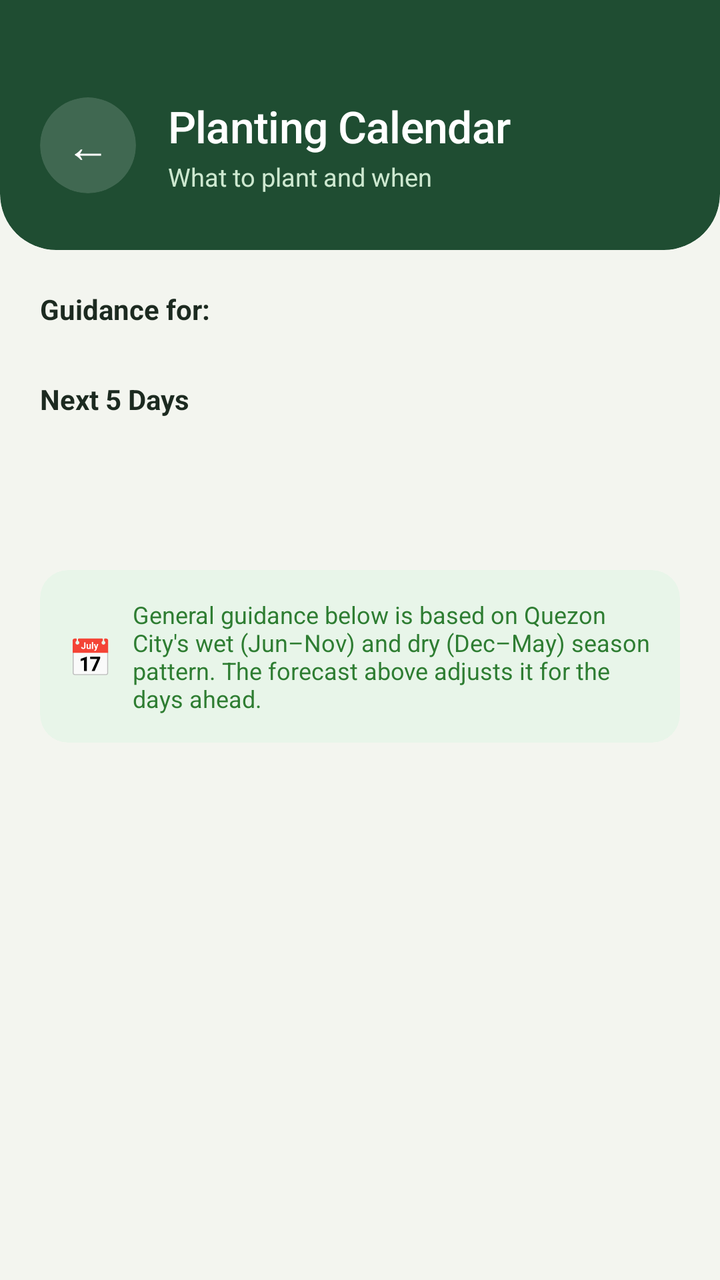
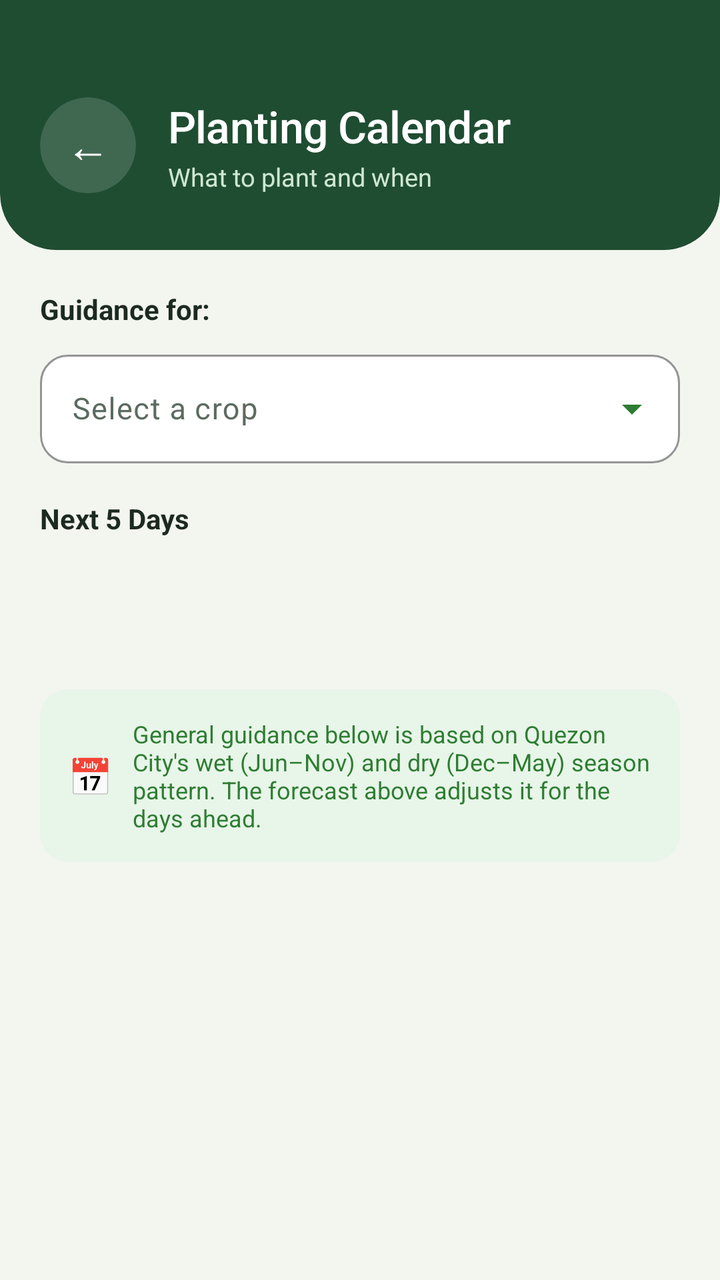

Two renders of the same Android screen: before a commit and after it. Below are the layout's source before the change and the commit's diff.
<!-- AndroidManifest.xml: application theme Theme.Vinland -->
<!-- res/layout/activity_plantingcalendar.xml -->
<?xml version="1.0" encoding="utf-8"?>
<androidx.core.widget.NestedScrollView xmlns:android="http://schemas.android.com/apk/res/android"
    xmlns:app="http://schemas.android.com/apk/res-auto"
    android:layout_width="match_parent"
    android:layout_height="match_parent"
    android:background="#F3F5EF"
    android:clipToPadding="false"
    android:fillViewport="true">

    <LinearLayout
        android:layout_width="match_parent"
        android:layout_height="wrap_content"
        android:orientation="vertical">

        
        <com.google.android.material.card.MaterialCardView
            android:layout_width="match_parent"
            android:layout_height="wrap_content"
            android:layout_marginTop="-28dp"
            app:cardBackgroundColor="#1F4D32"
            app:cardCornerRadius="28dp"
            app:cardElevation="0dp"
            app:strokeWidth="0dp">

            <LinearLayout
                android:layout_width="match_parent"
                android:layout_height="wrap_content"
                android:gravity="center_vertical"
                android:orientation="horizontal"
                android:paddingStart="20dp"
                android:paddingTop="76dp"
                android:paddingEnd="20dp"
                android:paddingBottom="28dp">

                <com.google.android.material.card.MaterialCardView
                    android:layout_width="48dp"
                    android:layout_height="48dp"
                    app:cardBackgroundColor="#26FFFFFF"
                    app:cardCornerRadius="24dp"
                    app:cardElevation="0dp"
                    app:strokeWidth="0dp">

                    <TextView
                        android:id="@+id/tvBack"
                        android:layout_width="match_parent"
                        android:layout_height="match_parent"
                        android:contentDescription="Back"
                        android:foreground="?attr/selectableItemBackground"
                        android:gravity="center"
                        android:text="←"
                        android:textColor="#FFFFFF"
                        android:textSize="22sp" />
                </com.google.android.material.card.MaterialCardView>

                <LinearLayout
                    android:layout_width="0dp"
                    android:layout_height="wrap_content"
                    android:layout_marginStart="16dp"
                    android:layout_weight="1"
                    android:orientation="vertical">

                    <TextView
                        android:layout_width="wrap_content"
                        android:layout_height="wrap_content"
                        android:fontFamily="sans-serif-medium"
                        android:letterSpacing="-0.01"
                        android:text="Planting Calendar"
                        android:textColor="#FFFFFF"
                        android:textSize="22sp" />

                    <TextView
                        android:layout_width="wrap_content"
                        android:layout_height="wrap_content"
                        android:layout_marginTop="2dp"
                        android:text="What to plant and when"
                        android:textColor="#CDE8D0"
                        android:textSize="12.5sp" />
                </LinearLayout>
            </LinearLayout>
        </com.google.android.material.card.MaterialCardView>

        <LinearLayout
            android:layout_width="match_parent"
            android:layout_height="wrap_content"
            android:orientation="vertical"
            android:paddingHorizontal="20dp"
            android:paddingTop="20dp"
            android:paddingBottom="40dp">

            <TextView
                android:layout_width="wrap_content"
                android:layout_height="wrap_content"
                android:text="Guidance for:"
                android:textStyle="bold"
                android:textColor="#1C2A20"
                android:textSize="14sp" />

            <com.google.android.material.chip.ChipGroup
                android:id="@+id/chipGroupCrop"
                android:layout_width="match_parent"
                android:layout_height="wrap_content"
                android:layout_marginTop="8dp"
                app:singleSelection="true" />

            
            <TextView
                android:layout_width="wrap_content"
                android:layout_height="wrap_content"
                android:layout_marginTop="18dp"
                android:text="Next 5 Days"
                android:textStyle="bold"
                android:textColor="#1C2A20"
                android:textSize="14sp" />

            <ProgressBar
                android:id="@+id/progressForecast"
                android:layout_width="wrap_content"
                android:layout_height="wrap_content"
                android:layout_gravity="center"
                android:layout_marginTop="16dp" />

            <HorizontalScrollView
                android:id="@+id/scrollForecast"
                android:layout_width="match_parent"
                android:layout_height="wrap_content"
                android:layout_marginTop="8dp"
                android:scrollbars="none"
                android:visibility="gone">

                <LinearLayout
                    android:id="@+id/layoutForecastDays"
                    android:layout_width="wrap_content"
                    android:layout_height="wrap_content"
                    android:orientation="horizontal" />
            </HorizontalScrollView>

            
            <com.google.android.material.card.MaterialCardView
                android:id="@+id/cardAdjustedAdvice"
                android:layout_width="match_parent"
                android:layout_height="wrap_content"
                android:layout_marginTop="14dp"
                app:cardCornerRadius="20dp"
                app:cardElevation="0dp"
                app:strokeWidth="0dp"
                app:cardBackgroundColor="#FFF8E1"
                android:visibility="gone">

                <LinearLayout
                    android:layout_width="match_parent"
                    android:layout_height="wrap_content"
                    android:orientation="horizontal"
                    android:gravity="center_vertical"
                    android:padding="16dp">

                    <TextView
                        android:layout_width="wrap_content"
                        android:layout_height="wrap_content"
                        android:text="⚠️"
                        android:textSize="20sp"
                        android:layout_marginEnd="12dp" />

                    <TextView
                        android:id="@+id/tvAdjustedAdvice"
                        android:layout_width="0dp"
                        android:layout_height="wrap_content"
                        android:layout_weight="1"
                        android:text="Adjusted advice will appear here."
                        android:textColor="#8D6E00"
                        android:textSize="13sp"
                        android:lineSpacingExtra="2dp" />
                </LinearLayout>
            </com.google.android.material.card.MaterialCardView>

            
            <com.google.android.material.card.MaterialCardView
                android:layout_width="match_parent"
                android:layout_height="wrap_content"
                android:layout_marginTop="12dp"
                app:cardCornerRadius="14dp"
                app:cardElevation="0dp"
                app:strokeWidth="0dp"
                app:cardBackgroundColor="#E8F5E9">

                <LinearLayout
                    android:layout_width="match_parent"
                    android:layout_height="wrap_content"
                    android:orientation="horizontal"
                    android:gravity="center_vertical"
                    android:padding="14dp">

                    <TextView
                        android:layout_width="wrap_content"
                        android:layout_height="wrap_content"
                        android:text="📅"
                        android:textSize="18sp"
                        android:layout_marginEnd="10dp" />

                    <TextView
                        android:layout_width="0dp"
                        android:layout_height="wrap_content"
                        android:layout_weight="1"
                        android:text="General guidance below is based on Quezon City's wet (Jun\u2013Nov) and dry (Dec\u2013May) season pattern. The forecast above adjusts it for the days ahead."
                        android:textColor="#2E7D32"
                        android:textSize="12sp" />
                </LinearLayout>
            </com.google.android.material.card.MaterialCardView>

            
            <LinearLayout
                android:id="@+id/layoutMonths"
                android:layout_width="match_parent"
                android:layout_height="wrap_content"
                android:orientation="vertical"
                android:layout_marginTop="16dp" />

        </LinearLayout>
    </LinearLayout>
</androidx.core.widget.NestedScrollView>
<!-- resources referenced by this layout -->
<resources>
  <style name="Theme.Vinland" parent="Base.Theme.Vinland" />
  <style name="Base.Theme.Vinland" parent="Theme.Material3.Light.NoActionBar">
          <item name="colorPrimary">@color/vinland_fern</item>
          <item name="colorOnPrimary">@color/white</item>
          <item name="colorPrimaryContainer">@color/vinland_mint</item>
          <item name="colorOnPrimaryContainer">@color/vinland_forest</item>
          <item name="colorSecondary">@color/vinland_forest</item>
          <item name="colorOnSecondary">@color/white</item>
          <item name="colorSecondaryContainer">@color/vinland_leaf</item>
          <item name="colorOnSecondaryContainer">@color/vinland_forest</item>
          <item name="colorTertiary">@color/vinland_forest</item>
          <item name="colorError">@color/vinland_error</item>
          <item name="android:colorBackground">@color/vinland_paper</item>
          <item name="colorSurface">@color/white</item>
          <item name="colorSurfaceContainerHigh">@color/white</item>
          <item name="colorOnSurface">@color/vinland_ink</item>
          <item name="colorOnSurfaceVariant">@color/vinland_muted</item>
          <item name="colorOutline">@color/vinland_line</item>
          <item name="colorControlActivated">@color/vinland_fern</item>
          <item name="android:textColorHighlight">@color/vinland_mint</item>
          
          <item name="elevationOverlayEnabled">false</item>
  
          
          <item name="android:windowLightStatusBar">false</item>
          <item name="android:windowLightNavigationBar" tools:targetApi="27">true</item>
          <item name="android:navigationBarColor">@color/vinland_paper</item>
      </style>
  <color name="vinland_fern">#2E7D32</color>
  <color name="white">#FFFFFFFF</color>
  <color name="vinland_mint">#CDE8D0</color>
  <color name="vinland_forest">#1F4D32</color>
  <color name="vinland_leaf">#EEF5EA</color>
  <color name="vinland_error">#D32F2F</color>
  <color name="vinland_paper">#F3F5EF</color>
  <color name="vinland_ink">#1C2A20</color>
  <color name="vinland_muted">#5C6B5F</color>
  <color name="vinland_line">#E2E7DC</color>
</resources>

<!-- the commit's change to res/layout/activity_plantingcalendar.xml (unified diff, before → after) -->
@@ -95,12 +95,30 @@
                 android:textColor="#1C2A20"
                 android:textSize="14sp" />
 
-            <com.google.android.material.chip.ChipGroup
-                android:id="@+id/chipGroupCrop"
+            
+            <com.google.android.material.textfield.TextInputLayout
+                style="@style/Widget.Material3.TextInputLayout.OutlinedBox.ExposedDropdownMenu"
                 android:layout_width="match_parent"
                 android:layout_height="wrap_content"
                 android:layout_marginTop="8dp"
-                app:singleSelection="true" />
+                android:hint="Select a crop"
+                app:boxBackgroundColor="#FFFFFF"
+                app:boxCornerRadiusBottomEnd="14dp"
+                app:boxCornerRadiusBottomStart="14dp"
+                app:boxCornerRadiusTopEnd="14dp"
+                app:boxCornerRadiusTopStart="14dp"
+                app:boxStrokeColor="#2E7D32"
+                app:endIconTint="#2E7D32"
+                app:hintTextColor="#2E7D32">
+
+                <AutoCompleteTextView
+                    android:id="@+id/actvCrop"
+                    android:layout_width="match_parent"
+                    android:layout_height="wrap_content"
+                    android:inputType="none"
+                    android:textColor="#1C2A20"
+                    android:textSize="15sp" />
+            </com.google.android.material.textfield.TextInputLayout>
 
             
             <TextView
